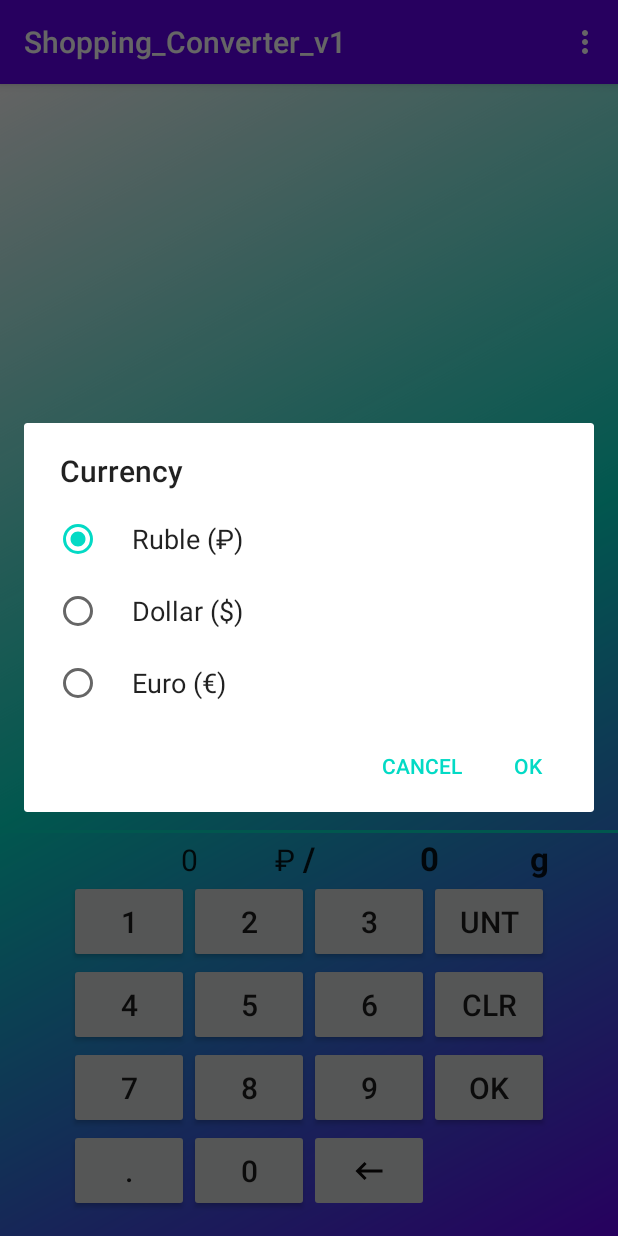
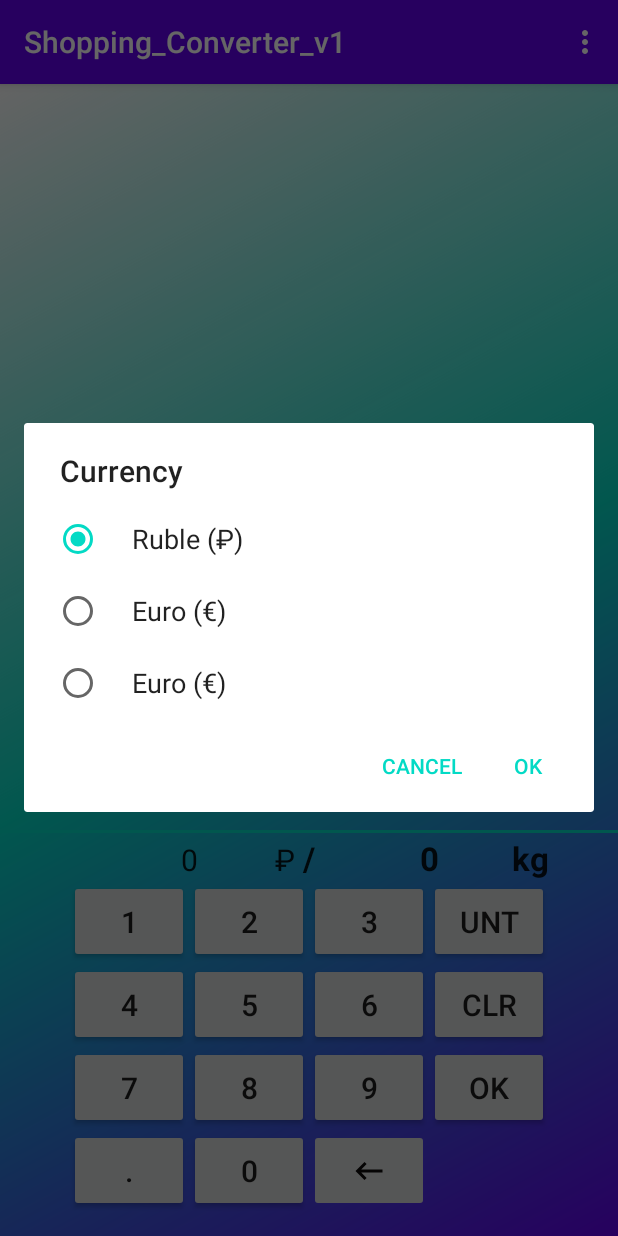
Before and after one commit to quant323/shopping_helper, an Android app: the screen it shows after launch (MainActivity), in the options menu, after a tap on "Currency", on a phone screen of 412 x 824 dp. Run offline under Robolectric (Android 15) with nearby library versions, the phone set to English and light mode, and no system bars.

Commit message:
Menu and SharedPref. Finished 2

```diff
--- a/app/src/main/java/com/stanislav_xyz/shopping_converter_v1/ui/MainActivity.kt
+++ b/app/src/main/java/com/stanislav_xyz/shopping_converter_v1/ui/MainActivity.kt
@@ -20,7 +20,6 @@ class MainActivity : AppCompatActivity(), View.OnClickListener {
     private val mBinding get() = _binding!!
 
     private var curTextViewId: Int = R.id.txt_price
-    private var currencyId = 0
 
     private lateinit var viewModel: MainViewModel
     private lateinit var recyclerView: RecyclerView
@@ -40,8 +39,6 @@ class MainActivity : AppCompatActivity(), View.OnClickListener {
         _binding = ActivityMainBinding.inflate(layoutInflater)
         setContentView(mBinding.root)
 
-        APP_ACTIVITY = this
-        AppPreference.initPreferences(this)
         initialSettings()
     }
 
@@ -71,22 +68,24 @@ class MainActivity : AppCompatActivity(), View.OnClickListener {
     }
 
     private fun selectCurrency() {
-        val currencyArray = arrayOf("Ruble (₽)", "Dollar ($)", "Euro (€)")
-        var selectedId: Int = 0
+        val currencyArray = arrayOf(getString(R.string.d_ruble_txt),
+            getString(R.string.d_dollar_txt), getString(R.string.d_euro_txt))
+        var selectedId = 0
         AlertDialog.Builder(this)
-            .setTitle("Currency")
-            .setSingleChoiceItems(currencyArray, currencyId) { dialog, id ->
+            .setTitle(getString(R.string.d_currency_title))
+            .setSingleChoiceItems(currencyArray, viewModel.getCurrencyPos()) { dialog, id ->
                 selectedId = id
             }
-            .setPositiveButton("OK") { dialog, id ->
-                currencyId = selectedId
-                viewModel.setCurrency(currencyId)
+            .setPositiveButton(getString(R.string.d_ok_button)) { dialog, id ->
+                viewModel.setCurrency(selectedId)
             }
-            .setNegativeButton("Cancel", null)
+            .setNegativeButton(getString(R.string.d_cancel_button), null)
             .show()
     }
 
     private fun initialSettings() {
+        APP_ACTIVITY = this
+        AppPreference.initPreferences(this)
         initRecView()
         initViewModel()
         setOnClicks()
@@ -125,6 +124,7 @@ class MainActivity : AppCompatActivity(), View.OnClickListener {
                 decreasePriceLook()
                 increaseAmountLook()
             }
+            mBinding.btnMeasureUnit.isEnabled = !isStageOne
         }
 //        mObserveIsDotEnabled = Observer { isDotEnabled ->
 //            mBinding.btnDot.isEnabled = isDotEnabled
@@ -151,6 +151,7 @@ class MainActivity : AppCompatActivity(), View.OnClickListener {
         mBinding.btn9.setOnClickListener(this)
         mBinding.btnDel.setOnClickListener(this)
         mBinding.btnDot.setOnClickListener(this)
+
         mBinding.btnOk.setOnClickListener {
             confirmActions()
         }
--- a/app/src/main/java/com/stanislav_xyz/shopping_converter_v1/ui/MainViewModel.kt
+++ b/app/src/main/java/com/stanislav_xyz/shopping_converter_v1/ui/MainViewModel.kt
@@ -195,4 +195,8 @@ class MainViewModel(application: Application) : AndroidViewModel(application) {
         AppPreference.saveCurrency(currencyPosition)
     }
 
+    fun getCurrencyPos() : Int {
+        return currencyPosition
+    }
+
 }
--- a/app/src/main/res/values/strings.xml
+++ b/app/src/main/res/values/strings.xml
@@ -18,4 +18,11 @@
 
     <string name="action_currency">Currency</string>
 
+    <string name="d_ruble_txt">Ruble (₽)</string>
+    <string name="d_dollar_txt">Euro (€)</string>
+    <string name="d_euro_txt">Euro (€)</string>
+    <string name="d_currency_title">Currency</string>
+    <string name="d_ok_button">OK</string>
+    <string name="d_cancel_button">Cancel</string>
+
 </resources>
```
